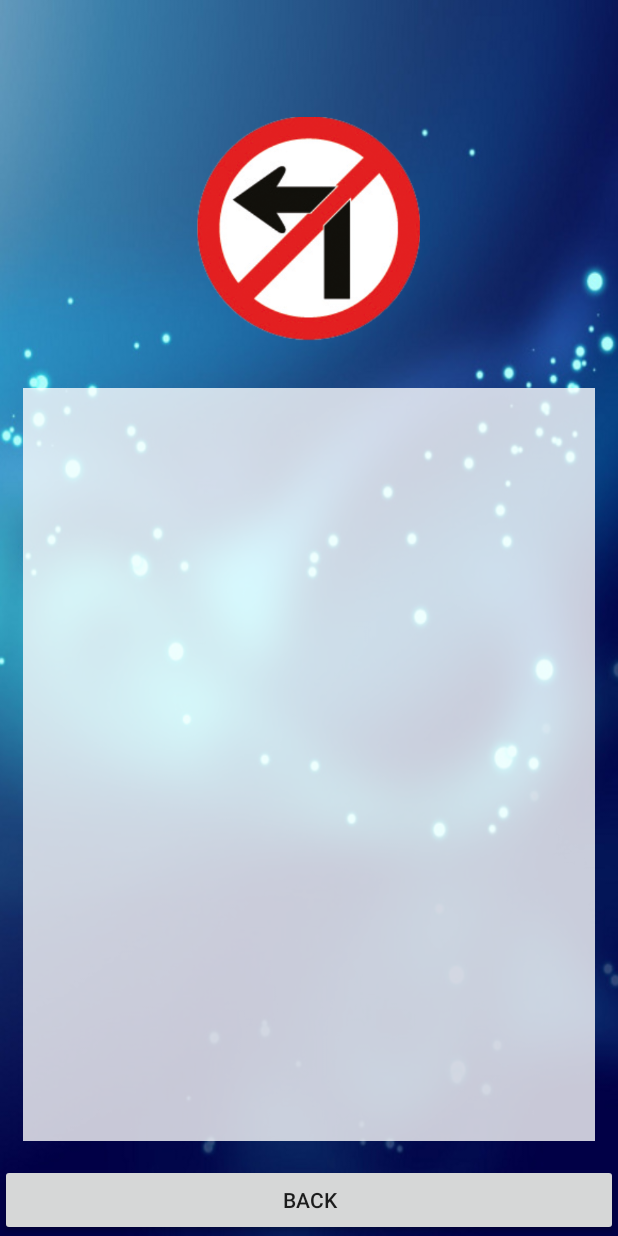
After one commit to pichsinee/MyFirstApp, an Android app: the Detail screen opened directly, with no data from a screen before it, on a phone screen of 412 x 824 dp. The commit adds this screen. Run offline under Robolectric (Android 15) with nearby library versions, the phone set to English and light mode, and no system bars.

Commit message:
Detail Complete

```diff
--- a/app/src/main/AndroidManifest.xml
+++ b/app/src/main/AndroidManifest.xml
@@ -15,6 +15,7 @@
                 <category android:name="android.intent.category.LAUNCHER" />
             </intent-filter>
         </activity>
+        <activity android:name=".Detail"></activity>
     </application>
 
 </manifest>
--- /dev/null
+++ b/app/src/main/java/comsci/alice/myfirstapp/Detail.java
@@ -0,0 +1,34 @@
+package comsci.alice.myfirstapp;
+
+import android.support.v7.app.AppCompatActivity;
+import android.os.Bundle;
+import android.view.View;
+import android.widget.Button;
+import android.widget.ImageView;
+import android.widget.TextView;
+
+public class Detail extends AppCompatActivity {
+
+    @Override
+    protected void onCreate(Bundle savedInstanceState) {
+        super.onCreate(savedInstanceState);
+        setContentView(R.layout.activity_detail);
+
+        //Initial View
+        TextView titleTextView = (TextView) findViewById(R.id.txtTitleDetail);
+        TextView detailTextView = (TextView) findViewById(R.id.txtDetailScroll);
+        ImageView imageView = (ImageView) findViewById(R.id.imvImageDetail);
+        Button button = (Button) findViewById(R.id.btnBack);
+
+        //Show Data from MainActivity
+        titleTextView.setText(getIntent().getStringExtra("Title"));
+        detailTextView.setText(getIntent().getStringExtra("Detail"));
+        imageView.setImageResource(getIntent().getIntExtra("Image",R.drawable.traffic_01));
+
+    }   //Main Method
+
+    public void clickBack(View view) {
+        finish();
+    }
+
+}   //Main Class
--- a/app/src/main/java/comsci/alice/myfirstapp/MainActivity.java
+++ b/app/src/main/java/comsci/alice/myfirstapp/MainActivity.java
@@ -5,6 +5,7 @@ import android.net.Uri;
 import android.support.v7.app.AppCompatActivity;
 import android.os.Bundle;
 import android.view.View;
+import android.widget.AdapterView;
 import android.widget.ListView;
 
 public class MainActivity extends AppCompatActivity {
@@ -43,6 +44,19 @@ public class MainActivity extends AppCompatActivity {
         MyAdapter myAdapter = new MyAdapter(MainActivity.this, ints, titleStrings, shortStrings);
         listView.setAdapter(myAdapter);
 
+        //Active when click List View
+        listView.setOnItemClickListener(new AdapterView.OnItemClickListener() {
+            @Override
+            public void onItemClick(AdapterView<?> adapterView, View view, int i, long l) {
+
+                Intent intent = new Intent(MainActivity.this, Detail.class);
+                intent.putExtra("Title", titleStrings[i]);
+                intent.putExtra("Detail", detailStrings[i]);
+                intent.putExtra("Image", ints[i]);
+                startActivity(intent);
+            }
+        });
+
 
     }   //Main Method onCreate
 
--- /dev/null
+++ b/app/src/main/res/layout/activity_detail.xml
@@ -0,0 +1,62 @@
+<?xml version="1.0" encoding="utf-8"?>
+<RelativeLayout xmlns:android="http://schemas.android.com/apk/res/android"
+    xmlns:app="http://schemas.android.com/apk/res-auto"
+    xmlns:tools="http://schemas.android.com/tools"
+    android:id="@+id/activity_detail"
+    android:layout_width="match_parent"
+    android:layout_height="match_parent"
+    tools:context="comsci.alice.myfirstapp.Detail"
+    android:background="@drawable/bg8">
+
+    <TextView
+        android:text="TextView"
+        android:layout_width="wrap_content"
+        android:layout_height="wrap_content"
+        android:id="@+id/txtTitleDetail"
+        android:textSize="@dimen/h1"
+        android:textStyle="normal|bold"
+        android:textColor="@android:color/holo_orange_light"
+        android:layout_centerHorizontal="true"
+        android:layout_marginTop="@dimen/my_margin" />
+
+    <ImageView
+        android:layout_width="@dimen/my_picture"
+        android:layout_height="@dimen/my_picture"
+        app:srcCompat="@drawable/traffic_01"
+        android:layout_below="@+id/txtTitleDetail"
+        android:layout_centerHorizontal="true"
+        android:layout_marginTop="@dimen/my_margin"
+        android:layout_marginBottom="@dimen/my_margin"
+        android:id="@+id/imvImageDetail" />
+
+    <Button
+        android:text="Back"
+        android:layout_width="match_parent"
+        android:layout_height="wrap_content"
+        android:onClick="clickBack"
+        android:id="@+id/btnBack"
+        android:layout_alignParentBottom="true" />
+
+    <ScrollView
+        android:layout_width="match_parent"
+        android:layout_height="match_parent"
+        android:background="#c8ffffff"
+        android:layout_centerHorizontal="true"
+        android:layout_above="@+id/btnBack"
+        android:layout_below="@+id/imvImageDetail"
+        android:layout_margin="@dimen/my_margin">
+
+        <LinearLayout
+            android:layout_width="match_parent"
+            android:layout_height="wrap_content"
+            android:orientation="vertical" >
+
+            <TextView
+                android:text="TextView"
+                android:layout_width="match_parent"
+                android:layout_height="wrap_content"
+                android:id="@+id/txtDetailScroll"
+                android:textSize="@dimen/h3" />
+        </LinearLayout>
+    </ScrollView>
+</RelativeLayout>
--- a/app/src/main/res/values/dimens.xml
+++ b/app/src/main/res/values/dimens.xml
@@ -9,5 +9,6 @@
 
     <dimen name="my_margin">15dp</dimen>
     <dimen name="my_icon">120dp</dimen>
+    <dimen name="my_picture">150dp</dimen>
 
 </resources>
```
Also changed, not shown: app/src/main/res/values/strings.xml (line endings or trailing spaces).
